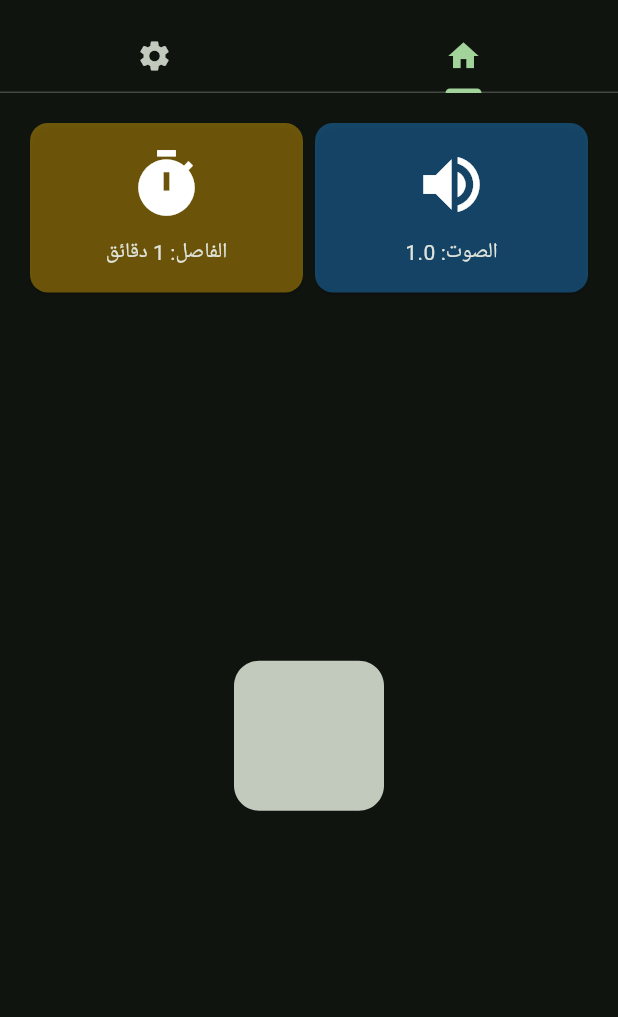
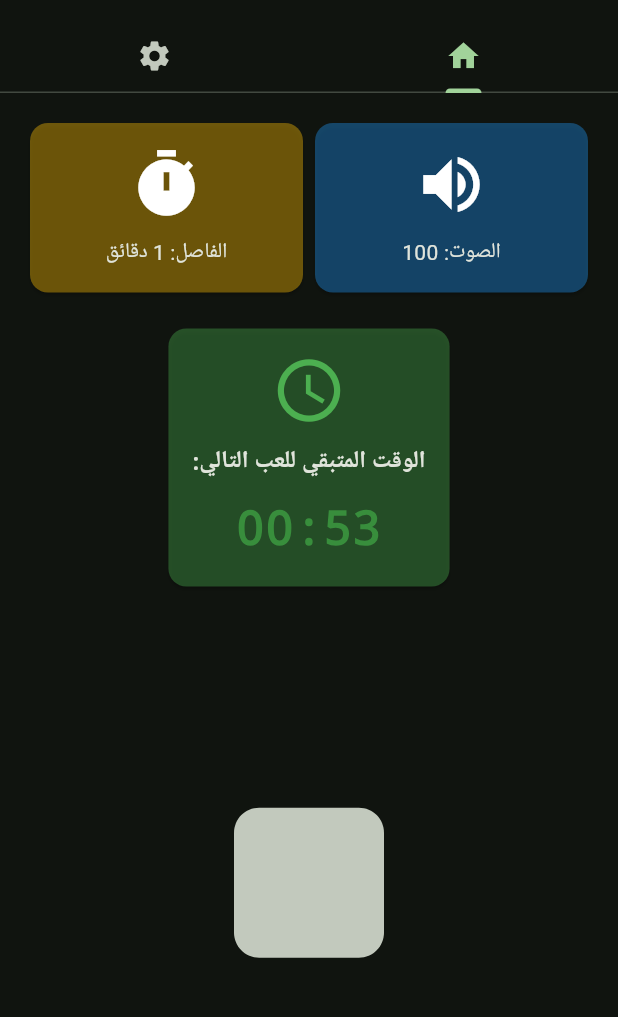
Before and after one commit to muslimpack/habib_reminder, a Flutter app: the screen it shows after launch, on a phone screen of 412 x 824 dp, the part 63-1080 px from its top. Run offline on Flutter 3.47's test engine with Material 3 defaults, Android fonts, the phone set to English and light mode, and no system bars; our stand-ins replace audioplayers, bloc, equatable, flutter_bloc.

Commit message:
Add TimeRemainingInSeconds

```diff
--- a/habib_reminder/lib/src/features/home/presentation/controller/cubit/habib_state.dart
+++ b/habib_reminder/lib/src/features/home/presentation/controller/cubit/habib_state.dart
@@ -15,11 +15,13 @@ class HabibLoadedState extends HabibState {
   final double globalVolume;
   final int audioIntervalInMinutes;
   final bool isRunning;
+  final int timeRemainingInSeconds;
   const HabibLoadedState({
     required this.audioList,
     required this.globalVolume,
     required this.audioIntervalInMinutes,
     required this.isRunning,
+    this.timeRemainingInSeconds = 0,
   });
 
   @override
@@ -28,6 +30,7 @@ class HabibLoadedState extends HabibState {
     audioList,
     globalVolume,
     audioIntervalInMinutes,
+    timeRemainingInSeconds,
   ];
 
   HabibLoadedState copyWith({
@@ -35,6 +38,7 @@ class HabibLoadedState extends HabibState {
     double? globalVolume,
     int? audioIntervalInMinutes,
     bool? isRunning,
+    int? timeRemainingInSeconds,
   }) {
     return HabibLoadedState(
       audioList: audioList ?? this.audioList,
@@ -42,6 +46,7 @@ class HabibLoadedState extends HabibState {
       audioIntervalInMinutes:
           audioIntervalInMinutes ?? this.audioIntervalInMinutes,
       isRunning: isRunning ?? this.isRunning,
+      timeRemainingInSeconds: timeRemainingInSeconds ?? this.timeRemainingInSeconds,
     );
   }
 }
--- a/habib_reminder/lib/src/features/home/presentation/screens/summary_view.dart
+++ b/habib_reminder/lib/src/features/home/presentation/screens/summary_view.dart
@@ -28,7 +28,9 @@ class SummaryView extends StatelessWidget {
                           spacing: 10,
                           children: [
                             Icon(Icons.volume_up, size: 50),
-                            Text('الصوت: ${state.globalVolume}'),
+                            Text(
+                              'الصوت: ${(state.globalVolume * 100).toStringAsFixed(0)}',
+                            ),
                           ],
                         ),
                       ),
@@ -53,6 +55,39 @@ class SummaryView extends StatelessWidget {
                   ),
                 ],
               ),
+
+              // Countdown Timer Card
+              if (state.isRunning)
+                Card(
+                  color: Colors.green.withAlpha(100),
+                  child: Padding(
+                    padding: const EdgeInsets.all(16.0),
+                    child: Column(
+                      spacing: 10,
+                      children: [
+                        Icon(Icons.access_time, size: 50, color: Colors.green),
+                        Text(
+                          'الوقت المتبقي للعب التالي:',
+                          style: TextStyle(
+                            fontSize: 16,
+                            fontWeight: FontWeight.bold,
+                          ),
+                        ),
+                        Text(
+                          context.read<HabibCubit>().formatTimeRemaining(
+                            state.timeRemainingInSeconds,
+                          ),
+                          style: TextStyle(
+                            fontSize: 32,
+                            fontWeight: FontWeight.bold,
+                            color: Colors.green[700],
+                            fontFamily: 'monospace',
+                          ),
+                        ),
+                      ],
+                    ),
+                  ),
+                ),
 
               Expanded(
                 child: Center(
```
Also changed, not shown: habib_reminder/lib/src/features/home/presentation/controller/cubit/habib_cubit.dart (+48 -3 lines).
